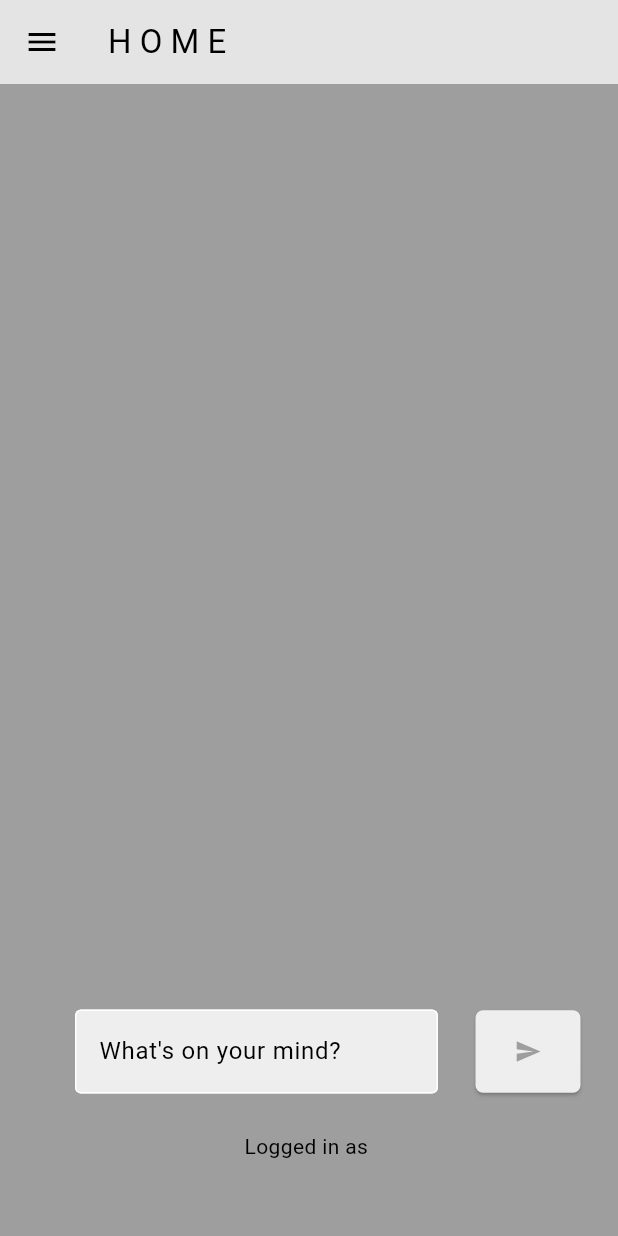
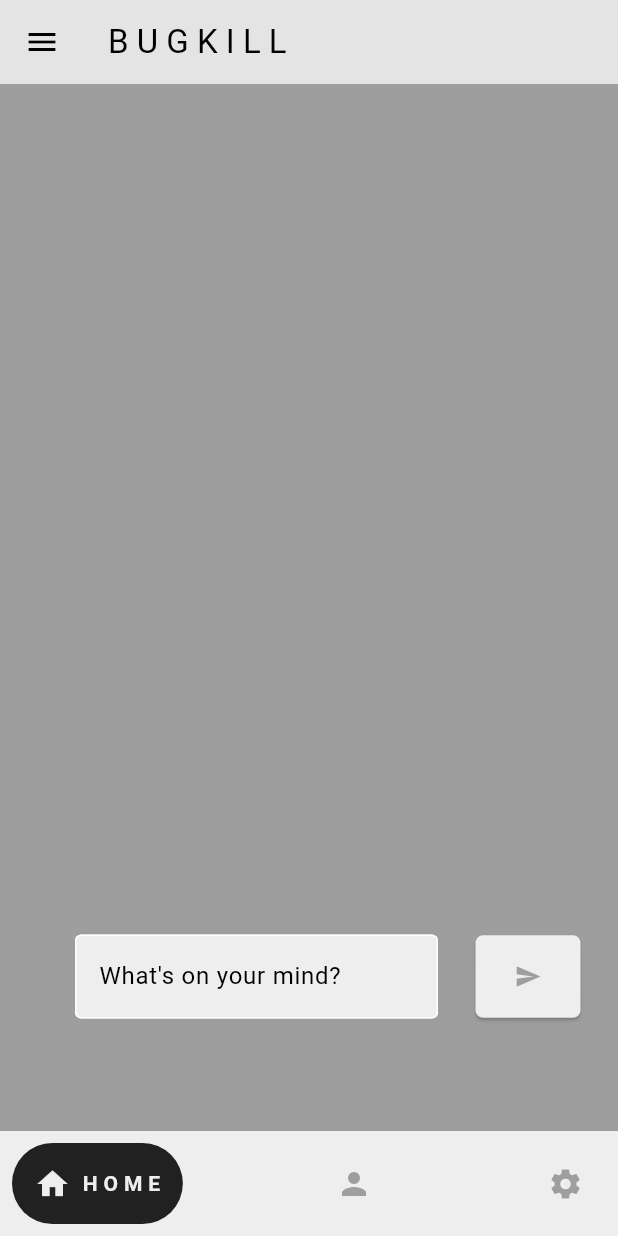
Before and after one commit to ZheerBarzan/project_zeta, a Flutter app: the screen it shows once a user with an empty profile is signed in, on a phone screen of 412 x 824 dp. Run offline on Flutter 3.47's test engine with Material 3 defaults, Android fonts, the light colour scheme and no system bars; drawn by our look-alikes of google_nav_bar; our stand-ins replace cloud_firestore, firebase_auth, firebase_core, google_sign_in; accounts and stored records are empty; network calls fail.

Commit message:
done with the nav bar

```diff
--- a/lib/pages/home_page.dart
+++ b/lib/pages/home_page.dart
@@ -4,6 +4,8 @@ import 'package:flutter/material.dart';
 import 'package:project_bugkill/components/bug_posts.dart';
 import 'package:project_bugkill/components/my_drawer.dart';
 import 'package:project_bugkill/components/my_textfiled.dart';
+import 'package:project_bugkill/pages/profile_page.dart';
+import 'package:project_bugkill/pages/settings_page.dart';
 
 class HomePage extends StatefulWidget {
   const HomePage({super.key});
@@ -31,16 +33,21 @@ class _HomePageState extends State<HomePage> {
     });
   }
 
+  void goToProfile() {
+    Navigator.pop(context);
+
+    Navigator.push(
+      context,
+      MaterialPageRoute(
+        builder: (context) => const ProfilePage(),
+      ),
+    );
+  }
+
   final TextEditingController _messageController = TextEditingController();
   @override
   Widget build(BuildContext context) {
     return Scaffold(
-      appBar: AppBar(
-        title: const Text("H O M E"),
-        backgroundColor: Theme.of(context).colorScheme.secondary,
-        elevation: 10,
-      ),
-      drawer: const MyDrawer(),
       body: Center(
         child: Column(
           children: [
@@ -109,7 +116,7 @@ class _HomePageState extends State<HomePage> {
             ),
 
             // login as
-            Text("Logged in as ${currentUser.email!}"),
+            //Text("Logged in as ${currentUser.email!}"),
 
             const SizedBox(
               height: 50,
--- /dev/null
+++ b/lib/pages/nav_page.dart
@@ -0,0 +1,71 @@
+import 'package:flutter/material.dart';
+import 'package:project_bugkill/components/my_drawer.dart';
+import 'package:project_bugkill/pages/home_page.dart';
+import 'package:project_bugkill/pages/profile_page.dart';
+import 'package:project_bugkill/pages/settings_page.dart';
+import 'package:google_nav_bar/google_nav_bar.dart';
+
+class NavPage extends StatefulWidget {
+  const NavPage({super.key});
+
+  @override
+  State<NavPage> createState() => _NavPageState();
+}
+
+class _NavPageState extends State<NavPage> {
+  int currentIndex = 0;
+
+  List pages = [
+    const HomePage(),
+    const ProfilePage(),
+    const SettingsPage(),
+  ];
+
+  void goToPage(int index) {
+    setState(() {
+      currentIndex = index;
+    });
+  }
+
+  @override
+  Widget build(BuildContext context) {
+    return Scaffold(
+      appBar: AppBar(
+        title: const Text("B U G K I L L"),
+        backgroundColor: Theme.of(context).colorScheme.secondary,
+        elevation: 10,
+      ),
+      drawer: const MyDrawer(),
+      body: pages[currentIndex],
+      bottomNavigationBar: Container(
+        color: Theme.of(context).colorScheme.secondary,
+        child: Padding(
+          padding: const EdgeInsets.all(8.0),
+          child: GNav(
+            backgroundColor: Theme.of(context).colorScheme.secondary,
+            color: Theme.of(context).colorScheme.primary,
+            activeColor: Theme.of(context).colorScheme.secondary,
+            tabBackgroundColor: Theme.of(context).colorScheme.inversePrimary,
+            gap: 8,
+            onTabChange: goToPage,
+            padding: const EdgeInsets.symmetric(horizontal: 15, vertical: 15),
+            tabs: const [
+              GButton(
+                icon: Icons.home,
+                text: "H O M E",
+              ),
+              GButton(
+                icon: Icons.person,
+                text: "P R O F I L E",
+              ),
+              GButton(
+                icon: Icons.settings,
+                text: "S E T T I N G S",
+              ),
+            ],
+          ),
+        ),
+      ),
+    );
+  }
+}
--- a/lib/pages/settings_page.dart
+++ b/lib/pages/settings_page.dart
@@ -9,11 +9,6 @@ class SettingsPage extends StatelessWidget {
   @override
   Widget build(BuildContext context) {
     return Scaffold(
-      appBar: AppBar(
-        title: const Text("S E T T I N G S"),
-        backgroundColor: Colors.transparent,
-        elevation: 0,
-      ),
       body: Container(
         padding: const EdgeInsets.all(20),
         margin: const EdgeInsets.all(20),
--- a/lib/services/auth_gate.dart
+++ b/lib/services/auth_gate.dart
@@ -1,6 +1,7 @@
 import 'package:firebase_auth/firebase_auth.dart';
 import 'package:flutter/material.dart';
-import 'package:project_bugkill/pages/home_page.dart';
+
+import 'package:project_bugkill/pages/nav_page.dart';
 import 'package:project_bugkill/services/login_or_register.dart';
 
 class AuthGate extends StatelessWidget {
@@ -14,7 +15,7 @@ class AuthGate extends StatelessWidget {
         builder: (context, snapshot) {
           //user logged in
           if (snapshot.hasData) {
-            return const HomePage();
+            return const NavPage();
           } else {
             //user not logged in
             return const LoginOrRegistrationPage();
--- a/pubspec.yaml
+++ b/pubspec.yaml
@@ -40,6 +40,7 @@ dependencies:
   firebase_auth: ^5.1.3
   firebase_core: ^3.3.0
   google_sign_in: ^6.2.1
+  google_nav_bar: ^5.0.6
 
 dev_dependencies:
   flutter_test:
```
Also changed, not shown: lib/pages/profile_page.dart (added, +10 -0 lines), pubspec.lock.
